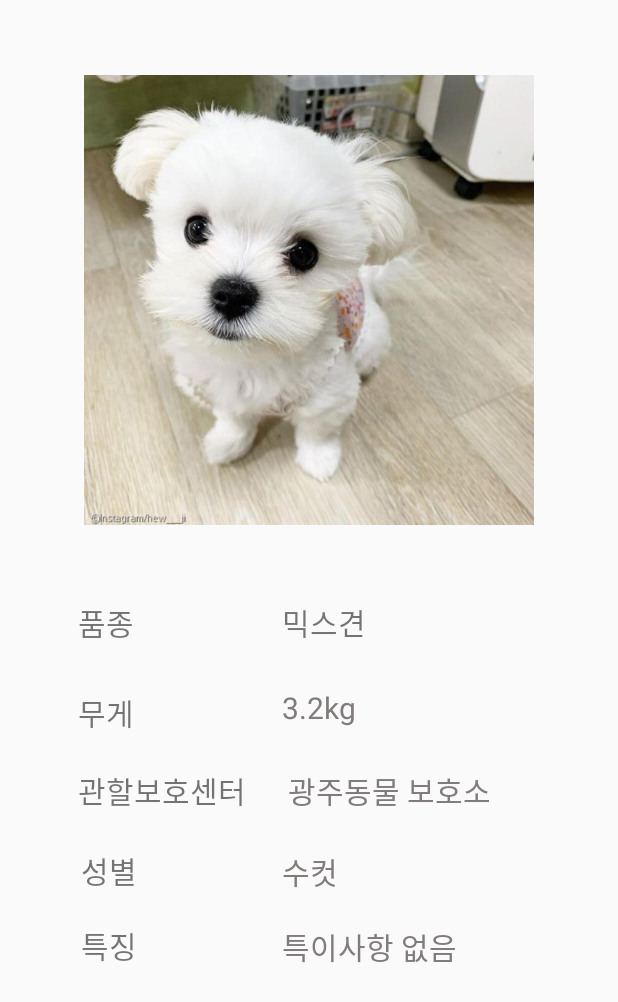
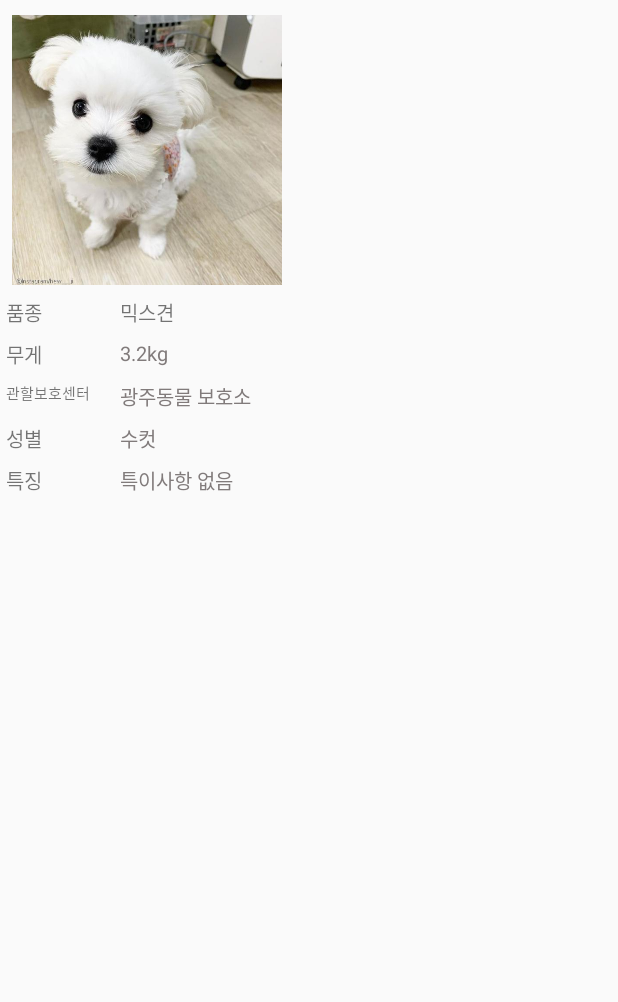
Before and after one commit to 2021-SMHRD-KDT-AI-4/YB, an Android app: the layout a_gridview.xml on its own in the app's theme, with its tools: preview values and no code run, on a phone screen of 412 x 824 dp. Shown: the top 1002 px of the screen. Run offline under Robolectric (Android 15) with nearby library versions, the phone set to English and light mode, and no system bars; network calls fail.

Commit message:
연지 하고픈거 다 할 수 이 쒀!

```diff
--- a/app/src/main/java/com/example/findyourdog/L_Dog_List_copy.java
+++ b/app/src/main/java/com/example/findyourdog/L_Dog_List_copy.java
@@ -23,11 +23,7 @@ public class L_Dog_List_copy extends Fragment {
     public View onCreateView(LayoutInflater inflater, ViewGroup container, Bundle savedInstanceState) {
         View fragment = inflater.inflate(R.layout.activity_l_dog_list_copy, container, false);
 
-        tv_page6 = fragment.findViewById(R.id.tv_page6);
-        tv_page7 = fragment.findViewById(R.id.tv_page7);
-        tv_page8 = fragment.findViewById(R.id.tv_page8);
-        tv_page9 = fragment.findViewById(R.id.tv_page9);
-        tv_page10 = fragment.findViewById(R.id.tv_page10);
+
         gv_lost = fragment.findViewById(R.id.gv_find);
 
         imgbtn_l_write = (ImageButton) fragment.findViewById(R.id.imgbtn_l_write);
--- a/app/src/main/res/layout/a_gridview.xml
+++ b/app/src/main/res/layout/a_gridview.xml
@@ -7,138 +7,138 @@
     android:orientation="vertical">
 
     <androidx.constraintlayout.widget.ConstraintLayout
-        android:layout_width="match_parent"
-        android:layout_height="match_parent">
+        android:layout_width="195dp"
+        android:layout_height="wrap_content">
 
         <TextView
             android:id="@+id/tv_p_kind"
-            android:layout_width="193dp"
-            android:layout_height="48dp"
+            android:layout_width="115dp"
+            android:layout_height="24dp"
             android:layout_gravity="center"
-            android:layout_marginStart="188dp"
-            android:layout_marginTop="400dp"
+            android:layout_marginStart="80dp"
+            android:layout_marginTop="8dp"
             android:text="믹스견"
-            android:textSize="20sp"
+            android:textSize="13sp"
             app:layout_constraintStart_toStartOf="parent"
-            app:layout_constraintTop_toTopOf="parent" />
+            app:layout_constraintTop_toBottomOf="@+id/img_p_dog" />
 
         <TextView
             android:id="@+id/tv_p_place"
-            android:layout_width="220dp"
-            android:layout_height="44dp"
+            android:layout_width="120dp"
+            android:layout_height="24dp"
             android:layout_gravity="center"
-            android:layout_marginStart="192dp"
-            android:layout_marginTop="10dp"
+            android:layout_marginStart="80dp"
+            android:layout_marginTop="4dp"
             android:text="광주동물 보호소"
             android:textColor="#817B7B"
-            android:textSize="20sp"
+            android:textSize="13sp"
             app:layout_constraintStart_toStartOf="parent"
-            app:layout_constraintTop_toBottomOf="@+id/tv_p_kg" />
+            app:layout_constraintTop_toBottomOf="@+id/tv_f_day" />
+
+        <TextView
+            android:id="@+id/tv_f_time"
+            android:layout_width="125dp"
+            android:layout_height="24dp"
+            android:layout_gravity="center"
+            android:layout_marginStart="80dp"
+            android:layout_marginTop="4dp"
+            android:text="수컷"
+            android:textColor="#817B7B"
+            android:textSize="13sp"
+            app:layout_constraintStart_toStartOf="parent"
+            app:layout_constraintTop_toBottomOf="@+id/tv_p_place" />
+
+        <TextView
+            android:id="@+id/tv_p_feature"
+            android:layout_width="125dp"
+            android:layout_height="24dp"
+            android:layout_gravity="center"
+            android:layout_marginStart="80dp"
+            android:layout_marginTop="4dp"
+            android:text="특이사항 없음"
+            android:textColor="#817B7B"
+            android:textSize="13sp"
+            app:layout_constraintStart_toStartOf="parent"
+            app:layout_constraintTop_toBottomOf="@+id/tv_f_time" />
+
+        <TextView
+            android:id="@+id/tv_f_day"
+            android:layout_width="119dp"
+            android:layout_height="24dp"
+            android:layout_gravity="center"
+            android:layout_marginStart="80dp"
+            android:layout_marginTop="4dp"
+            android:text="3.2kg"
+            android:textColor="#817B7B"
+            android:textSize="13sp"
+            app:layout_constraintStart_toStartOf="parent"
+            app:layout_constraintTop_toBottomOf="@+id/tv_p_kind" />
+
+        <TextView
+            android:id="@+id/p_kind"
+            android:layout_width="45dp"
+            android:layout_height="24dp"
+            android:layout_gravity="center"
+            android:layout_marginStart="4dp"
+            android:layout_marginTop="8dp"
+            android:text="품종"
+            android:textSize="13sp"
+            app:layout_constraintStart_toStartOf="parent"
+            app:layout_constraintTop_toBottomOf="@+id/img_p_dog" />
+
+        <TextView
+            android:id="@+id/p_place"
+            android:layout_width="77dp"
+            android:layout_height="24dp"
+            android:layout_gravity="center"
+            android:layout_marginStart="4dp"
+            android:layout_marginTop="4dp"
+            android:text="관할보호센터"
+            android:textSize="10sp"
+            app:layout_constraintStart_toStartOf="parent"
+            app:layout_constraintTop_toBottomOf="@+id/p_kg" />
 
         <TextView
             android:id="@+id/p_sex"
-            android:layout_width="84dp"
-            android:layout_height="40dp"
+            android:layout_width="55dp"
+            android:layout_height="24dp"
             android:layout_gravity="center"
-            android:layout_marginStart="54dp"
-            android:layout_marginTop="10dp"
+            android:layout_marginStart="4dp"
+            android:layout_marginTop="4dp"
             android:text="성별"
-            android:textSize="20sp"
+            android:textSize="13sp"
             app:layout_constraintStart_toStartOf="parent"
             app:layout_constraintTop_toBottomOf="@+id/p_place" />
 
         <TextView
-            android:id="@+id/p_kind"
-            android:layout_width="82dp"
-            android:layout_height="50dp"
+            android:id="@+id/p_feature"
+            android:layout_width="60dp"
+            android:layout_height="24dp"
             android:layout_gravity="center"
-            android:layout_marginStart="52dp"
-            android:layout_marginTop="400dp"
-            android:text="품종"
-            android:textSize="20sp"
-            app:layout_constraintStart_toStartOf="parent"
-            app:layout_constraintTop_toTopOf="parent" />
-
-        <TextView
-            android:id="@+id/p_kg"
-            android:layout_width="83dp"
-            android:layout_height="42dp"
-            android:layout_gravity="center"
-            android:layout_marginStart="52dp"
-            android:layout_marginTop="10dp"
-            android:text="무게"
-            android:textSize="20sp"
-            app:layout_constraintStart_toStartOf="parent"
-            app:layout_constraintTop_toBottomOf="@+id/p_kind" />
-
-        <TextView
-            android:id="@+id/p_feature"
-            android:layout_width="86dp"
-            android:layout_height="39dp"
-            android:layout_gravity="center"
-            android:layout_marginStart="54dp"
-            android:layout_marginTop="10dp"
+            android:layout_marginStart="4dp"
+            android:layout_marginTop="4dp"
             android:text="특징"
-            android:textSize="20sp"
+            android:textSize="13sp"
             app:layout_constraintStart_toStartOf="parent"
             app:layout_constraintTop_toBottomOf="@+id/p_sex" />
 
         <TextView
-            android:id="@+id/p_place"
-            android:layout_width="137dp"
-            android:layout_height="43dp"
+            android:id="@+id/p_kg"
+            android:layout_width="46dp"
+            android:layout_height="24dp"
             android:layout_gravity="center"
-            android:layout_marginStart="52dp"
-            android:layout_marginTop="10dp"
-            android:text="관할보호센터"
-            android:textSize="20sp"
+            android:layout_marginStart="4dp"
+            android:layout_marginTop="4dp"
+            android:text="무게"
+            android:textSize="13sp"
             app:layout_constraintStart_toStartOf="parent"
-            app:layout_constraintTop_toBottomOf="@+id/p_kg" />
-
-        <TextView
-            android:id="@+id/tv_p_kg"
-            android:layout_width="190dp"
-            android:layout_height="44dp"
-            android:layout_gravity="center"
-            android:layout_marginStart="188dp"
-            android:layout_marginTop="10dp"
-            android:text="3.2kg"
-            android:textColor="#817B7B"
-            android:textSize="20sp"
-            app:layout_constraintStart_toStartOf="parent"
-            app:layout_constraintTop_toBottomOf="@+id/tv_p_kind" />
-
-        <TextView
-            android:id="@+id/tv_p_feature"
-            android:layout_width="212dp"
-            android:layout_height="44dp"
-            android:layout_gravity="center"
-            android:layout_marginStart="188dp"
-            android:layout_marginTop="10dp"
-            android:text="특이사항 없음"
-            android:textColor="#817B7B"
-            android:textSize="20sp"
-            app:layout_constraintStart_toStartOf="parent"
-            app:layout_constraintTop_toBottomOf="@+id/tv_p_sex" />
-
-        <TextView
-            android:id="@+id/tv_p_sex"
-            android:layout_width="170dp"
-            android:layout_height="40dp"
-            android:layout_gravity="center"
-            android:layout_marginStart="188dp"
-            android:layout_marginTop="10dp"
-            android:text="수컷"
-            android:textColor="#817B7B"
-            android:textSize="20sp"
-            app:layout_constraintStart_toStartOf="parent"
-            app:layout_constraintTop_toBottomOf="@+id/tv_p_place" />
+            app:layout_constraintTop_toBottomOf="@+id/p_kind" />
 
         <ImageView
             android:id="@+id/img_p_dog"
-            android:layout_width="300dp"
-            android:layout_height="300dp"
-            android:layout_marginTop="50dp"
+            android:layout_width="180dp"
+            android:layout_height="180dp"
+            android:layout_marginTop="10dp"
             app:layout_constraintEnd_toEndOf="parent"
             app:layout_constraintStart_toStartOf="parent"
             app:layout_constraintTop_toTopOf="parent"
--- a/app/src/main/res/layout/activity_main.xml
+++ b/app/src/main/res/layout/activity_main.xml
@@ -74,7 +74,7 @@
         android:id="@+id/appname"
         android:layout_width="wrap_content"
         android:layout_height="wrap_content"
-        android:layout_marginStart="160dp"
+        android:layout_marginStart="150dp"
         android:layout_marginTop="12dp"
         android:fontFamily="@font/nanumbarunpenb"
         android:text="'찾아줄개'"
```
Also changed, not shown: app/src/main/java/com/example/findyourdog/P_Dog_list.java (+1 -6 lines), app/src/main/res/layout/activity_f_dog_list_copy.xml (+8 -64 lines), app/src/main/res/layout/activity_f_dog_write_1.xml (+6 -6 lines), app/src/main/res/layout/activity_l_dog_list_copy.xml (+8 -64 lines), app/src/main/res/layout/activity_l_dog_write1.xml (+7 -7 lines), app/src/main/res/layout/activity_p_dog_list.xml (+4 -60 lines), app/src/main/res/layout/f_gridview.xml (+71 -70 lines), app/src/main/res/layout/l_gridview.xml (+59 -59 lines).
